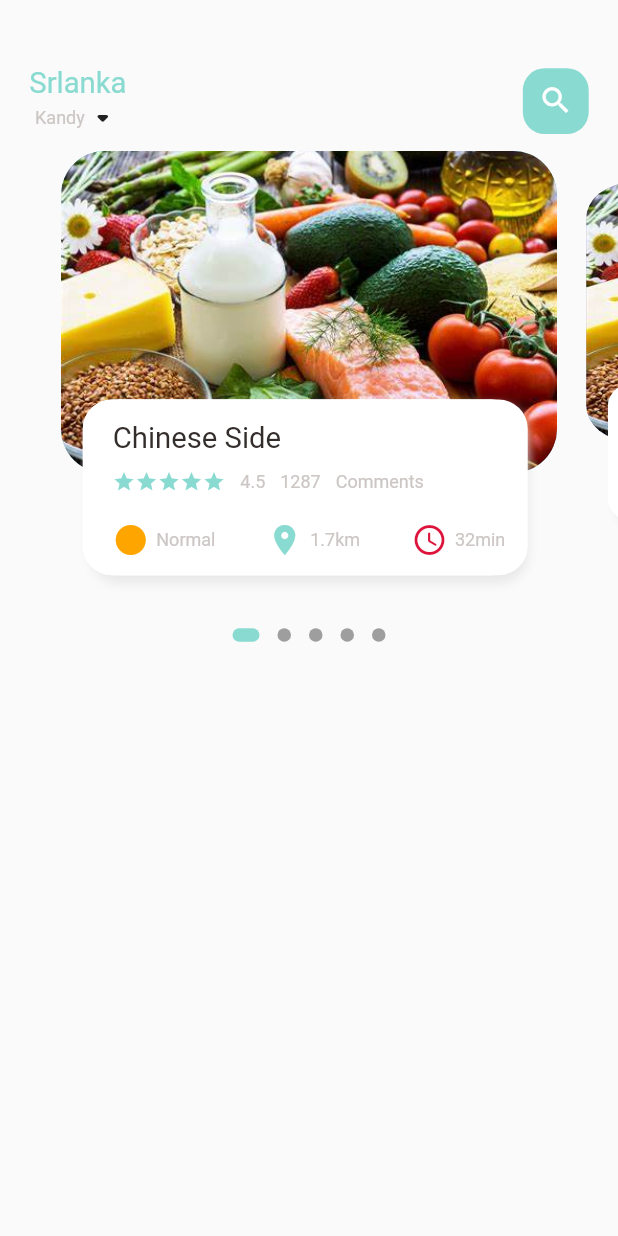
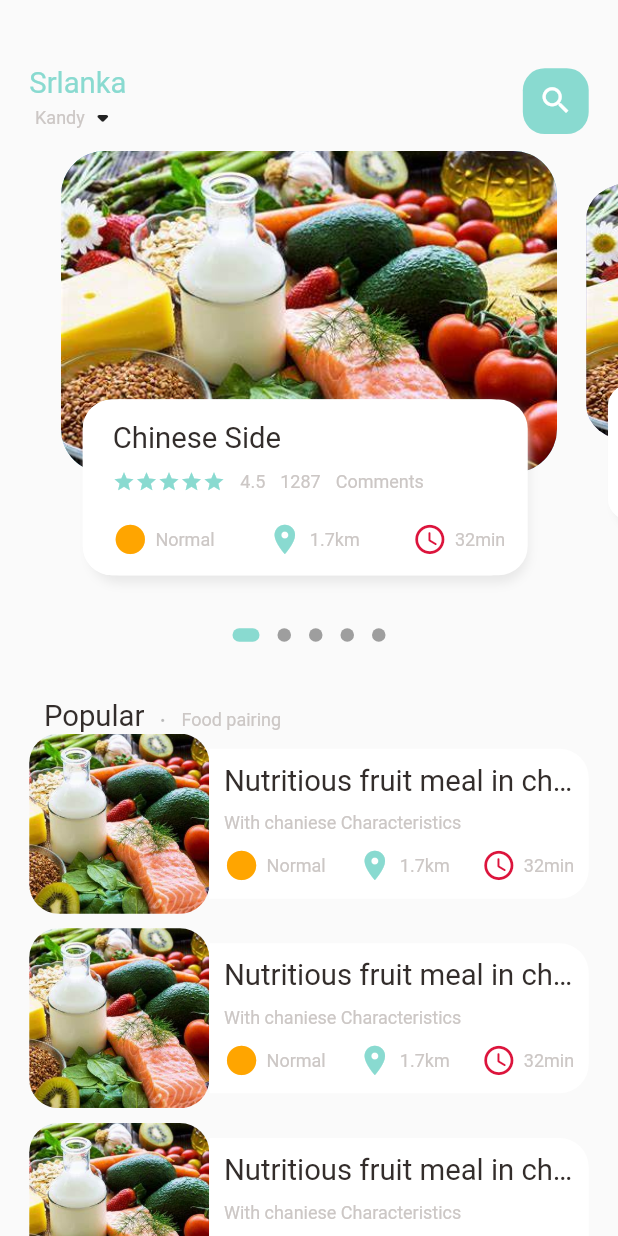
Before and after one commit to Amantha96/FoodApp, a Flutter app: the screen it shows after launch, on a phone screen of 412 x 824 dp. Run offline on Flutter 3.47's test engine with Material 2 defaults, Android fonts, the phone set to English and light mode, and no system bars; drawn by our look-alikes of dots_indicator; our stand-ins replace get.

Commit message:
first v.01

```diff
--- a/lib/home/dimensions.dart
+++ b/lib/home/dimensions.dart
@@ -28,6 +28,16 @@
   //icon Size
 static double iconSize24=screenHeight/35.17;
 
+//list view size
+  static double listViewImageSize=screenWidth/3.25;
+  static double listViewTextContSize=screenWidth/3.9;
+
+
+
+
+
+
+
 
 
 
--- a/lib/home/food_page_body.dart
+++ b/lib/home/food_page_body.dart
@@ -1,4 +1,4 @@
-import 'package:dots_indicator/dots_indicator.dart';
+ import 'package:dots_indicator/dots_indicator.dart';
 import 'package:flutter/cupertino.dart';
 import 'package:flutter/material.dart';
 import 'package:foodapp/colors.dart';
@@ -41,6 +41,7 @@
   Widget build(BuildContext context) {
     return Column(
       children: [
+        //slider section
         Container(
           //color: Color.redAccent,
           height: Dimensions.pageView,
@@ -51,6 +52,7 @@
                 return _buildPageItem(position);
               }),
         ),
+    //dots
     new DotsIndicator(
     dotsCount: 5,
     position: currPageValue,
@@ -60,9 +62,113 @@
     activeSize: const Size(18.0, 9.0),
     activeShape: RoundedRectangleBorder(borderRadius: BorderRadius.circular(5.0)),
     ),
-    )
+    ),
+        //Popular text
+        SizedBox(height: Dimensions.height30,),
+        Container(
+          margin: EdgeInsets.only(left: Dimensions.width30),
+          child: Row(
+            crossAxisAlignment: CrossAxisAlignment.end,
+            children: [
+              BigText(text: "Popular"),
+              SizedBox(width: Dimensions.width10,),
+              Container(
+                margin: const EdgeInsets.only(bottom:3),
+                child: BigText(text:".",color:Colors.black26),
+              ),
+              SizedBox(width: Dimensions.width10,),
+              Container(
+                margin: const EdgeInsets.only(bottom:2),
+                child: SmallText(text: "Food pairing",),
+              )
+            ],
+
+          ),
+
+        ),
+        // listr of food and images
+        Container(
+          height: 900,
+          child: ListView.builder(
+            physics: NeverScrollableScrollPhysics(),
+            shrinkWrap: true,
+            itemCount:10,
+            itemBuilder: (context,index) {
+              return Container(
+                margin: EdgeInsets.only(left: Dimensions.width20,right: Dimensions.width20,bottom: Dimensions.height10),
+                child: Row(
+                  children: [
+                    //image section
+                    Container(
+                      width:120,
+                      height:120,
+                      decoration: BoxDecoration(
+                          borderRadius: BorderRadius.circular(Dimensions.radius20),
+                          color:Colors.white38,
+                          image: DecorationImage(
+                            fit: BoxFit.cover,
+                              image: AssetImage(
+                                  "images/OIP (12).jpg"
+                              )
+                          )
+
+                      ),
+                    ),
+                    //text container
+                    Expanded(
+                      child: Container(
+                        height: 100,
+
+                        decoration: BoxDecoration(
+                          borderRadius: BorderRadius.only(
+                            topRight: Radius.circular(Dimensions.radius20),
+                            bottomRight: Radius.circular(Dimensions.radius20),
+
+                          ),
+                          color: Colors.white,
+                        ),
+                        child: Padding(
+                          padding: EdgeInsets.only(left: Dimensions.width10,right: Dimensions.width10),
+                          child: Column(
+                            crossAxisAlignment: CrossAxisAlignment.start,
+                            mainAxisAlignment:MainAxisAlignment.center,
+                            children: [
+                              BigText(text: "Nutritious fruit meal in china"),
+                              SizedBox(height: Dimensions.height10,),
+                              SmallText(text:"With chaniese Characteristics"),
+                              SizedBox(height: Dimensions.height10,),
+                              Row(
+                                mainAxisAlignment: MainAxisAlignment.spaceBetween,
+
+                                children: [
+                                  IconAndTextWidget(icon: Icons.circle_sharp,
+                                      text: "Normal",
+                                      iconColor: AppColors.iconColor1),
+                                  IconAndTextWidget(icon: Icons.location_on,
+                                      text: "1.7km",
+                                      iconColor: AppColors.mainColor),
+                                  IconAndTextWidget(icon: Icons.access_time_rounded,
+                                      text: "32min",
+                                      iconColor: AppColors.iconColor2)
 
 
+                                ],
+                              )
+                            ],
+                          )
+                        ),
+                      ),
+                    ),
+                  ],
+
+                ),
+              );
+
+            },
+
+
+          ),
+        )
       ],
 
     );
--- a/lib/home/main_food-page.dart
+++ b/lib/home/main_food-page.dart
@@ -60,7 +60,10 @@
             ),
           ),
           //showing the body
-          FoodPageBody(),
+         Expanded(child: SingleChildScrollView(
+           child: FoodPageBody(),
+
+         )),
         ],
 
       ),
--- a/lib/widgets/icon_and_text_widget.dart
+++ b/lib/widgets/icon_and_text_widget.dart
@@ -1,4 +1,5 @@
  import 'package:flutter/cupertino.dart';
+import 'package:foodapp/home/dimensions.dart';
 import 'package:foodapp/widgets/small_text.dart';
 
 class IconAndTextWidget extends StatelessWidget {
@@ -16,7 +17,7 @@
    Widget build(BuildContext context) {
      return Row(
        children: [
-         Icon(icon,color:iconColor,),
+         Icon(icon,color:iconColor,size: Dimensions.iconSize24,),
          SizedBox(width: 5,),
          SmallText(text: text,)
 
```
